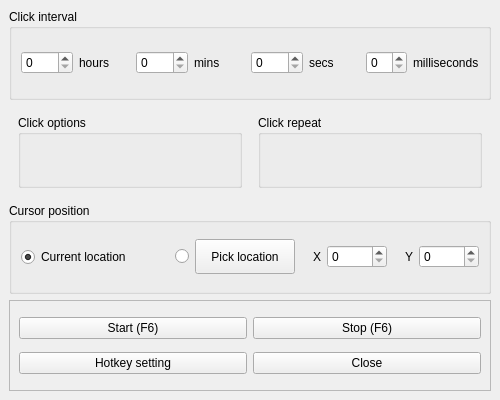
This is src/app/ui/main_window.ui in greg-ynx/Auto_clicker_py as Qt 5 draws it before an edit. The edited form follows.
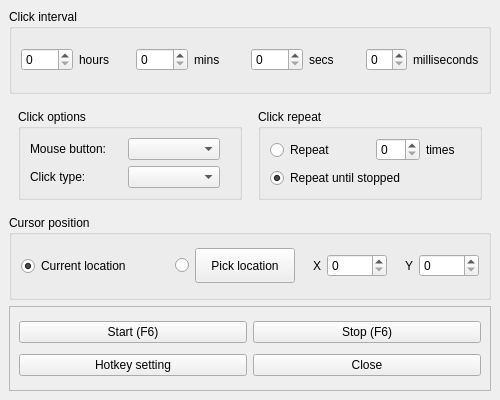
This is the edited form. Icons and pictures are not drawn.

Commit message: Click params structure done

Diff of the .ui file:
```diff
--- a/src/app/ui/main_window.ui
+++ b/src/app/ui/main_window.ui
@@ -107,6 +107,68 @@
          <property name="title">
           <string>Click options</string>
          </property>
+         <layout class="QVBoxLayout" name="verticalLayout_2">
+          <item>
+           <layout class="QHBoxLayout" name="horizontalLayout_11">
+            <item>
+             <widget class="QLabel" name="label_7">
+              <property name="text">
+               <string>Mouse button:</string>
+              </property>
+             </widget>
+            </item>
+            <item>
+             <widget class="QComboBox" name="comboBox"/>
+            </item>
+            <item>
+             <spacer name="horizontalSpacer">
+              <property name="orientation">
+               <enum>Qt::Horizontal</enum>
+              </property>
+              <property name="sizeType">
+               <enum>QSizePolicy::Fixed</enum>
+              </property>
+              <property name="sizeHint" stdset="0">
+               <size>
+                <width>10</width>
+                <height>20</height>
+               </size>
+              </property>
+             </spacer>
+            </item>
+           </layout>
+          </item>
+          <item>
+           <layout class="QHBoxLayout" name="horizontalLayout_12">
+            <item>
+             <widget class="QLabel" name="label_8">
+              <property name="text">
+               <string>Click type:</string>
+              </property>
+             </widget>
+            </item>
+            <item>
+             <widget class="QComboBox" name="comboBox_2"/>
+            </item>
+            <item>
+             <spacer name="horizontalSpacer_2">
+              <property name="orientation">
+               <enum>Qt::Horizontal</enum>
+              </property>
+              <property name="sizeType">
+               <enum>QSizePolicy::Fixed</enum>
+              </property>
+              <property name="sizeHint" stdset="0">
+               <size>
+                <width>10</width>
+                <height>20</height>
+               </size>
+              </property>
+             </spacer>
+            </item>
+           </layout>
+          </item>
+         </layout>
         </widget>
        </item>
        <item>
@@ -130,6 +192,51 @@
          <property name="title">
           <string>Click repeat</string>
          </property>
+         <layout class="QVBoxLayout" name="verticalLayout_3">
+          <item>
+           <layout class="QHBoxLayout" name="horizontalLayout_13">
+            <item>
+             <widget class="QRadioButton" name="radioButton_4">
+              <property name="minimumSize">
+               <size>
+                <width>100</width>
+                <height>0</height>
+               </size>
+              </property>
+              <property name="maximumSize">
+               <size>
+                <width>100</width>
+                <height>16777215</height>
+               </size>
+              </property>
+              <property name="text">
+               <string>Repeat</string>
+              </property>
+             </widget>
+            </item>
+            <item>
+             <widget class="QSpinBox" name="spinBox_7"/>
+            </item>
+            <item>
+             <widget class="QLabel" name="label_9">
+              <property name="text">
+               <string>times</string>
+              </property>
+             </widget>
+            </item>
+           </layout>
+          </item>
+          <item>
+           <widget class="QRadioButton" name="radioButton_3">
+            <property name="text">
+             <string>Repeat until stopped</string>
+            </property>
+            <property name="checked">
+             <bool>true</bool>
+            </property>
+           </widget>
+          </item>
+         </layout>
         </widget>
        </item>
       </layout>
```
